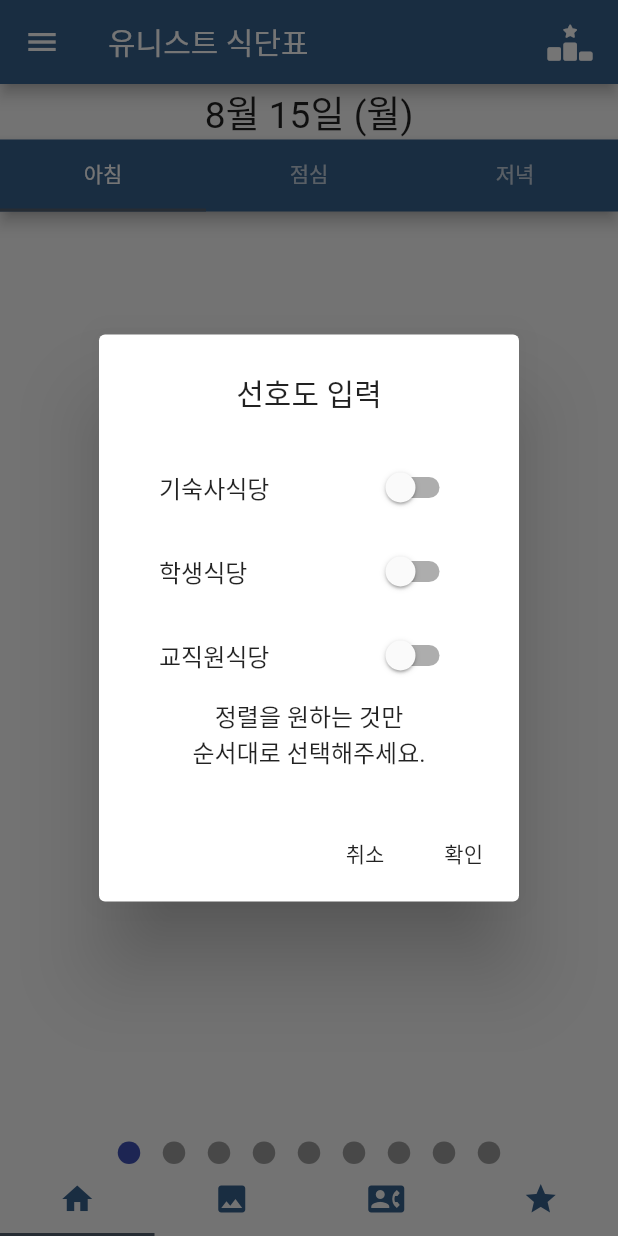
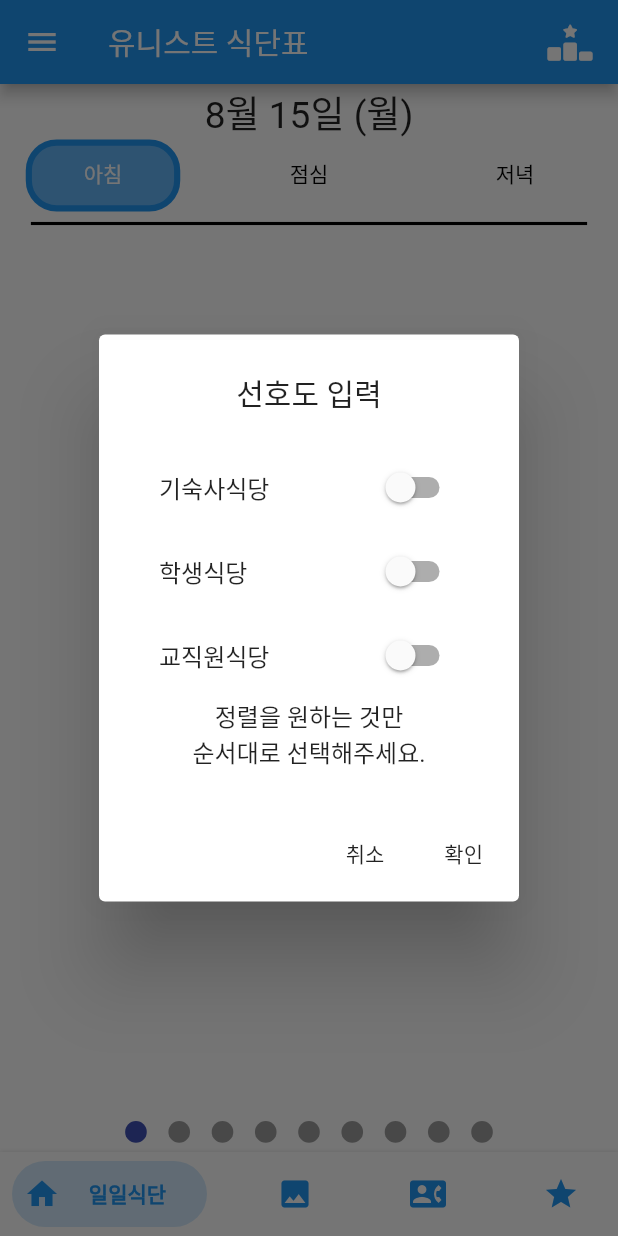
Before and after one commit to mad-unist/UNISTMEAL, a Flutter app: the screen it shows after launch, after a tap on an icon or button, on a phone screen of 412 x 824 dp. Run offline on Flutter 3.47's test engine with Material 2 defaults, Android fonts, the phone set to English and light mode, and no system bars; drawn by our look-alikes of bottom_navy_bar, smooth_page_indicator; our stand-ins replace cached_network_image, flutter_rating_bar, flutter_slidable, fluttertoast, font_awesome_flutter, google_fonts and 2 more; missing offline and left inert: flutter_phone_direct_caller, kakao_flutter_sdk, kakao_flutter_sdk_common, kakao_flutter_sdk_user, new_version; network calls fail.

Commit message:
design and rating (#22)

```diff
--- a/lib/main.dart
+++ b/lib/main.dart
@@ -1,4 +1,5 @@
 import 'dart:io';
+import 'package:bottom_navy_bar/bottom_navy_bar.dart';
 import 'package:flutter/services.dart';
 import 'package:flutter/material.dart';
 import 'package:intl/date_symbol_data_local.dart';
@@ -27,8 +28,6 @@ void main() {
   runApp(const MyApp());
 }
 
-Color? seedColor = Colors.blue[500];
-
 class MyApp extends StatelessWidget {
   const MyApp({Key? key}) : super(key: key);
 
@@ -53,14 +52,11 @@ class MyApp extends StatelessWidget {
         // or simply save your changes to "hot reload" in a Flutter IDE).
         // Notice that the counter didn't reset back to zero; the application
         // is not restarted.
-        colorScheme: ColorScheme.fromSeed(
-          seedColor: seedColor!,
-          brightness: Brightness.light,
-        ),
+        primaryColor: Colors.blue[500],
         textTheme: GoogleFonts.notoSansNKoTextTheme(
           Theme.of(context).textTheme
         ),
-        scaffoldBackgroundColor: Colors.lightBlue[10],
+        scaffoldBackgroundColor: Colors.white,
 
       ),
       home: const MyHomePage(title: 'Flutter Demo Home Page'),
@@ -86,14 +82,14 @@ class MyHomePage extends StatefulWidget {
   State<MyHomePage> createState() => _MyHomePageState();
 }
 class _MyHomePageState extends State<MyHomePage> with SingleTickerProviderStateMixin{
-  TabController? controller;
+  PageController _pageController = PageController();
   List<Meal> mealList = List.empty(growable: true);
   List<Photo> photoList = List.empty(growable: true);
   List<Restaurant> restList = List.empty(growable: true);
   @override
   void initState() {
     super.initState();
-    controller = TabController(length: 4, vsync: this);
+    _pageController = PageController();
     _checkVersion();
     Future<String> fetchPost() async {
       final response = await http.get(Uri.parse('https://unist-meal-backend.herokuapp.com/menu/v1/menus?format=json'));
@@ -135,23 +131,43 @@ class _MyHomePageState extends State<MyHomePage> with SingleTickerProviderStateM
     }
     fetchRestaurants();
   }
-
+  int _currentIndex = 0;
   @override
   Widget build(BuildContext context) {
     return Scaffold(
-        body: TabBarView(
+        body: PageView(
           physics: NeverScrollableScrollPhysics(),
+          onPageChanged: (index) {
+            setState(() => _currentIndex = index);
+          },
           children: <Widget>[MealApp(list:mealList), MealPhotoApp(list:photoList), RecommendationApp(list:restList), BookmarkApp()],
-          controller: controller,
+          controller: _pageController,
         ),
-        bottomNavigationBar: TabBar(
-          tabs: <Tab>[
-            Tab(icon: Icon(Icons.home, color: Theme.of(context).colorScheme.primary),) ,
-            Tab(icon: Icon(Icons.image, color: Theme.of(context).colorScheme.primary),),
-            Tab(icon: Icon(Icons.contact_phone, color: Theme.of(context).colorScheme.primary),),
-            Tab(icon: Icon(Icons.star, color: Theme.of(context).colorScheme.primary),)
-          ], controller: controller,
-        )
+        bottomNavigationBar: BottomNavyBar(
+          selectedIndex: _currentIndex,
+          onItemSelected: (index) {
+            setState(() => _currentIndex = index);
+            _pageController.jumpToPage(index);
+          },
+          items: <BottomNavyBarItem>[
+            BottomNavyBarItem(
+                title: Text('일일식단', textAlign: TextAlign.center,),
+                icon: Icon(Icons.home)
+            ),
+            BottomNavyBarItem(
+                title: Text('식단사진', textAlign: TextAlign.center,),
+                icon: Icon(Icons.image)
+            ),
+            BottomNavyBarItem(
+                title: Text('유니맛집', textAlign: TextAlign.center,),
+                icon: Icon(Icons.contact_phone)
+            ),
+            BottomNavyBarItem(
+                title: Text('즐겨찾기', textAlign: TextAlign.center,),
+                icon: Icon(Icons.star)
+            ),
+          ],
+        ),
     );
   }
 
@@ -178,7 +194,7 @@ class _MyHomePageState extends State<MyHomePage> with SingleTickerProviderStateM
 
   @override
   void dispose() {
-    controller!.dispose();
+    _pageController.dispose();
     super.dispose();
   }
 }
--- a/lib/meal.dart
+++ b/lib/meal.dart
@@ -7,8 +7,9 @@ class Meal{
   int? month;
   int? day;
   int? id;
+  double? rating;
 
-  Meal({this.place, this.type, this.time, this.content, this.calorie, this.month, this.day, this.id});
+  Meal({this.place, this.type, this.time, this.content, this.calorie, this.month, this.day, this.id, this.rating});
 
   Map<String, dynamic> toMap() {
     return {
@@ -20,6 +21,7 @@ class Meal{
       'month': month,
       'day': day,
       'calorie': calorie,
+      'rating': rating,
     };
   }
   factory Meal.fromJson(Map<String, dynamic> json) {
@@ -31,7 +33,8 @@ class Meal{
       content: json['content'],
       calorie: json['calorie'],
       month: int.parse(json['date'].split('-')[1]),
-      day: int.parse(json['date'].split('-')[2].split('T')[0])
+      day: int.parse(json['date'].split('-')[2].split('T')[0]),
+      rating: json['rating'],
     );
   }
 
--- a/lib/sub/firstPage.dart
+++ b/lib/sub/firstPage.dart
@@ -220,14 +220,19 @@ class _MealAppState extends State<MealApp> with SingleTickerProviderStateMixin{
                     ),
                   ],
                 ),
-                body: Column(
+                body: Stack(
+                  fit: StackFit.expand,
                   children: [
-                    Expanded(
+                    Container(
                         child: PageView.builder(
                           controller: pagecontroller,
                           itemCount: pageList.length,
                           itemBuilder: (context, position) {
-                            return exampleTabView(pageList[position].month, pageList[position].day, DateFormat.E('ko_KR').format(pageList[position]), context);
+                            if (position == 0) {
+                              return exampleTabView(pageList[position].month, pageList[position].day, DateFormat.E('ko_KR').format(pageList[position]), context, true);
+                            } else {
+                              return exampleTabView(pageList[position].month, pageList[position].day, DateFormat.E('ko_KR').format(pageList[position]), context, false);
+                            }
                           },
                           onPageChanged: (index){
                             setState(() {
@@ -236,13 +241,16 @@ class _MealAppState extends State<MealApp> with SingleTickerProviderStateMixin{
                           },
                         )
                     ),
-                    SmoothPageIndicator(
+                    Container(
+                      alignment: Alignment.bottomCenter,
+                      margin: EdgeInsets.only(bottom: 1.0 * MediaQuery.of(context).size.width * 0.015,),
+                      child: SmoothPageIndicator(
                         controller: pagecontroller,
                         count:  9,
                         effect:  WormEffect(
-                        dotHeight: 15,
-                        dotWidth: 15,
-                        spacing: 15,
+                          dotHeight: MediaQuery.of(context).size.width * 0.035,
+                          dotWidth: MediaQuery.of(context).size.width * 0.035,
+                          spacing: MediaQuery.of(context).size.width * 0.035,
                           paintStyle: PaintingStyle.fill,
                         ),
                         onDotClicked: (index){
@@ -251,6 +259,7 @@ class _MealAppState extends State<MealApp> with SingleTickerProviderStateMixin{
                             pagecontroller.animateToPage(index, duration: Duration(milliseconds: 500), curve: Curves.ease);
                           });
                         },
+                      ),
                     ),
                   ],
                 ),
@@ -281,38 +290,63 @@ class _MealAppState extends State<MealApp> with SingleTickerProviderStateMixin{
     );
   }
 
-  exampleTabView(month, day, koreanDay, context) {
+  exampleTabView(month, day, koreanDay, context, boolToday) {
     sortList = list?.where((element) => prefList.contains(element.place)).toList();
     sortList?.sort((a, b) => prefList.indexOf(a.place!).compareTo(prefList.indexOf(b.place!)));
     double unitHeightValue = MediaQuery.of(context).size.height * 0.01;
+    double unitWidthValue = MediaQuery.of(context).size.width * 0.01;
     double multiplier = 3;
     List<Meal>? newlist = sortList?.where((data) => data.month == month && data.day == day).toList();
     return Scaffold(
       body: Column(
         children: [
-          Text('${month}월 ${day}일 (${koreanDay})', textAlign: TextAlign.center, style: TextStyle(fontSize: multiplier * unitHeightValue)),
-          Expanded(
-            child: Scaffold(
-              appBar: AppBar(
-                bottom: TabBar(
-                  tabs: const [
-                    Tab(text: '아침',),
-                    Tab(text: '점심',),
-                    Tab(text: '저녁',),
+          Container(
+            child: Text('${month}월 ${day}일 (${koreanDay})', textAlign: TextAlign.center, style: TextStyle(fontSize: multiplier * unitHeightValue)),
+          ),
+          TabBar(
+            unselectedLabelColor: Colors.black,
+            labelColor: Colors.white,
+            automaticIndicatorColorAdjustment: true,
+            indicator: BoxDecoration(
+              color: Colors.blue[300],
+              borderRadius:  BorderRadius.circular(5 * unitWidthValue),
+              border: Border.all(
+                width: unitWidthValue,
+                color: Colors.blue,
+              ),
+            ),
+            indicatorSize: TabBarIndicatorSize.label,
+            tabs: [
+              Container(
+                width: unitWidthValue * 25,
+                child: Tab(text: '아침',),
+              ),
+              Container(
+                width: unitWidthValue * 25,
+                child: Tab(text: '점심',),
+              ),
+              Container(
+                width: unitWidthValue * 25,
+                child: Tab(text: '저녁',),
+              ),
             ],
             controller: controller,
           ),
-                toolbarHeight: 0,
+          Divider(
+            thickness: 0.5 * unitWidthValue,
+            indent: 5 * unitWidthValue,
+            endIndent: 5 * unitWidthValue,
+            color: Colors.black,
           ),
-              body: TabBarView(
+          Expanded(
+            child: TabBarView(
               physics: NeverScrollableScrollPhysics(),
               children: [
-                  exampleGridview(newlist?.where((data) => data.time == "아침").toList(), koreanDay, context),
-                  exampleGridview(newlist?.where((data) => data.time == "점심").toList(), koreanDay, context),
-                  exampleGridview(newlist?.where((data) => data.time == "저녁").toList(), koreanDay, context),
+                exampleGridview(newlist?.where((data) => data.time == "아침").toList(), koreanDay, context, boolToday),
+                exampleGridview(newlist?.where((data) => data.time == "점심").toList(), koreanDay, context, boolToday),
+                exampleGridview(newlist?.where((data) => data.time == "저녁").toList(), koreanDay, context, boolToday),
               ],
               controller: controller,
-              ),
             ),
           ),
         ],
@@ -328,22 +362,24 @@ class _MealAppState extends State<MealApp> with SingleTickerProviderStateMixin{
     return await tillGetSource(source);
   }
 
-  exampleGridview(List<Meal>? glist, koreanDay, context) {
+  exampleGridview(List<Meal>? glist, koreanDay, context, boolToday) {
     return Container(
       child: GridView.builder(
         primary: true,
         shrinkWrap: true,
         itemBuilder: (context, position) {
-          double uniWidthValue = MediaQuery.of(context).size.width * 0.01;
+          double unitWidthValue = MediaQuery.of(context).size.width * 0.01;
           double multiplier = 3.5;
           return Container(
             child: GestureDetector(
               onLongPress: () {
-                createPopupMenu(context, glist?[position], koreanDay);
+                createPopupMenu(context, glist?[position], koreanDay, boolToday);
               },
+              child: Container(
+                margin: EdgeInsets.only(bottom: 1 * unitWidthValue,),
                 child: Card(
                   shape: RoundedRectangleBorder(
-                    borderRadius: BorderRadius.circular(30)
+                      borderRadius: BorderRadius.circular(8 * unitWidthValue)
                   ),
                   color: goodList.any((element) => (glist?[position].content)!.contains(element)) ? Colors.lightGreen[50] : badList.any((element) => (glist?[position].content)!.contains(element)) ? Colors.pink[50] : Colors.lightBlue[50],
                   child:  Stack(
@@ -353,33 +389,50 @@ class _MealAppState extends State<MealApp> with SingleTickerProviderStateMixin{
                           alignment: Alignment.topCenter,
                           child: Column(
                             children: [
-                            Text('  ${glist?[position].place}  ${glist?[position].type}', textAlign: TextAlign.start, style: TextStyle(fontWeight: FontWeight.bold, fontSize: 4 * uniWidthValue,),),
+                              Text('  ${glist?[position].place}  ${glist?[position].type}', textAlign: TextAlign.start, style: TextStyle(fontWeight: FontWeight.bold, fontSize: 4 * unitWidthValue,),),
                               Divider(
-                              thickness: 2,
-                              indent: 20,
-                              endIndent: 20,
+                                thickness: 0.5 * unitWidthValue,
+                                indent: 5 * unitWidthValue,
+                                endIndent: 5 * unitWidthValue,
                                 color: goodList.any((element) => (glist?[position].content)!.contains(element)) ? Colors.lightGreen : badList.any((element) => (glist?[position].content)!.contains(element)) ? Colors.pink : Colors.lightBlue,
                               )
                             ],
                           ),
                         ),
-                      padding: EdgeInsets.only(top: 10, bottom: 5,),
+                        padding: EdgeInsets.only(top: 4 * unitWidthValue, bottom: 5 * unitWidthValue,),
                       ),
                       Container(
                         child: Align(
                           alignment: Alignment.center,
-                        child: Text((glist?[position].content)!, textAlign: TextAlign.center, style: TextStyle(height: 1.5, fontSize: multiplier * uniWidthValue,),),
+                          child: Text((glist?[position].content)!, textAlign: TextAlign.center, style: TextStyle(height: 1.5, fontSize: multiplier * unitWidthValue,),),
                         ),
-                      padding: EdgeInsets.only(top: 5,),
+                        padding: EdgeInsets.only(top: 2 * unitWidthValue,),
                       ),
+                      boolToday? Container(
+                        child: Align(
+                          alignment: Alignment.bottomCenter,
+                          child: RatingBarIndicator(
+                            rating: (glist?[position].rating)!,
+                            itemBuilder: (context, index) => Icon(
+                              Icons.star,
+                              color: goodList.any((element) => (glist?[position].content)!.contains(element)) ? Colors.lightGreen : badList.any((element) => (glist?[position].content)!.contains(element)) ? Colors.pink : Colors.lightBlue,
+                            ),
+                            itemCount: 5,
+                            itemSize: unitWidthValue * 6,
+                            direction: Axis.horizontal,
+                          ),
+                        ),
+                        padding: EdgeInsets.only(bottom: 7 * unitWidthValue,),
+                      ) : Container(),
                       Container(
                         child: Align(
                           alignment: Alignment.bottomCenter,
-                        child: Text('${glist![position].calorie!}Kcal',  style: TextStyle(fontSize: multiplier * uniWidthValue,),),
+                          child: Text('${glist![position].calorie!}Kcal',  style: TextStyle(fontSize: multiplier * unitWidthValue,),),
                         ),
-                      padding: EdgeInsets.only(bottom: 1.5 * uniWidthValue,),
+                        padding: EdgeInsets.only(bottom: 1.5 * unitWidthValue,),
                       ),
                     ],
+                  ),
                 ),
               ),
             ),
@@ -388,7 +441,7 @@ class _MealAppState extends State<MealApp> with SingleTickerProviderStateMixin{
         itemCount: glist!.length,
         gridDelegate: SliverGridDelegateWithFixedCrossAxisCount(
           crossAxisCount: 2, //1 개의 행에 보여줄 item 개수
-          childAspectRatio: 1 / 1.5, //item 의 가로 1, 세로 2 의 비율
+          childAspectRatio: 1 / 1.6, //item 의 가로 1, 세로 2 의 비율
           mainAxisSpacing: 0.01 * MediaQuery.of(context).size.width, //수평 Padding
           crossAxisSpacing: 0.01 * MediaQuery.of(context).size.width, //수직 Padding
         ),
@@ -426,7 +479,7 @@ class _MealAppState extends State<MealApp> with SingleTickerProviderStateMixin{
     }
   }
 
-  createPopupMenu(BuildContext context, element, koreanDay) {
+  createPopupMenu(BuildContext context, element, koreanDay, boolToday) {
     showDialog(
       context: context,
       builder: (BuildContext context) {
@@ -460,14 +513,14 @@ class _MealAppState extends State<MealApp> with SingleTickerProviderStateMixin{
                 Navigator.pop(context, "Cancel");
               },
             ),
-            ListTile(
+            boolToday? ListTile(
               leading: Icon(Icons.star),
               title: Text('평가하기'),
               onTap: () {
                 Navigator.pop(context, "Cancel");
                 createRatingDialog(context, element);
               },
-            ),
+            ) : Container()
           ],
         );
       },
@@ -485,13 +538,14 @@ class _MealAppState extends State<MealApp> with SingleTickerProviderStateMixin{
             content: Column(
               mainAxisSize: MainAxisSize.min,
               children: [
-                Text("식단 평가는 한끼당 한개만 가능하며,\n여러개를 평가할 경우,\n 마지막 평가만 인정됩니다.", textAlign: TextAlign.center,),
+                Text("식단 평가는 한끼당 한개만 가능하며,\n여러개를 평가할 경우,\n 마지막 평가만 인정됩니다.", textAlign: TextAlign.center, style: TextStyle(fontSize: MediaQuery.of(context).size.width * 0.035,)),
                 RatingBar.builder(
                   initialRating: 3,
                   minRating: 1,
                   direction: Axis.horizontal,
                   allowHalfRating: true,
                   itemCount: 5,
+                  itemSize: MediaQuery.of(context).size.width * 0.09,
                   itemPadding: EdgeInsets.symmetric(horizontal: 4.0),
                   itemBuilder: (context, _) => Icon(
                     Icons.star,
@@ -504,7 +558,7 @@ class _MealAppState extends State<MealApp> with SingleTickerProviderStateMixin{
                     });
                   },
                 ),
-                Text("${rate}", textAlign: TextAlign.center,),
+                Text("${rate}", textAlign: TextAlign.center, style: TextStyle(fontSize: MediaQuery.of(context).size.width * 0.05,)),
               ],
             ),
             actions: [
@@ -553,16 +607,16 @@ class _MealAppState extends State<MealApp> with SingleTickerProviderStateMixin{
     });
   }
 
-  Future<http.Response> postRating(userId, mealId, rating) {
-    return http.post(
-      Uri.parse('https://jsonplaceholder.typicode.com/albums'),
-      headers: <String, String>{
-        'Content-Type': 'application/json; charset=UTF-8',
+  Future<http.Response> postRating(userId, mealId, rating) async{
+    return await http.post(
+      Uri.parse('https://unist-meal-backend.herokuapp.com/rating/v1/ratings'),
+      headers:{
+        'Content-Type': "application/json",
       },
       body: jsonEncode(<String, dynamic>{
-        'userId': userId,
-        'mealID': mealId,
-        'rating': rating,
+        "user_id": "${userId}",
+        "menu_id": mealId,
+        "rating": rating
       }),
     );
   }
--- a/pubspec.yaml
+++ b/pubspec.yaml
@@ -47,6 +47,7 @@ dependencies:
   flutter_rating_bar: ^4.0.1
   upgrader: ^4.5.0
   new_version: ^0.3.1
+  bottom_navy_bar: ^6.0.0
 
   # The following adds the Cupertino Icons font to your application.
   # Use with the CupertinoIcons class for iOS style icons.
```
Also changed, not shown: lib/sub/loginViewModel.dart (+17 -1 lines), pubspec.lock. Lines whose indentation alone changed are shown as unchanged.
